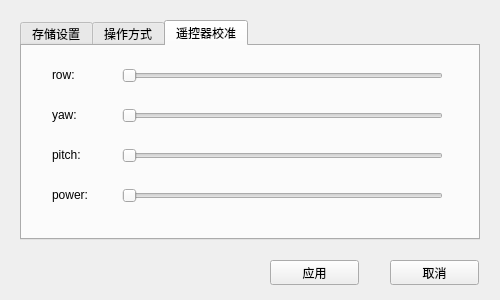
Qt form settingwidget.ui (MLu-huihui/Console) before a commit.
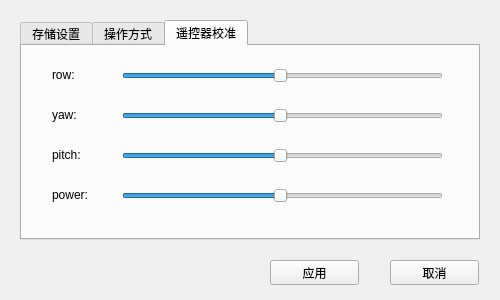
The same form after that commit. The open tabs and pages were chosen to show the change.

```diff
--- a/settingwidget.ui
+++ b/settingwidget.ui
@@ -184,6 +184,9 @@
        <height>16</height>
       </rect>
      </property>
+     <property name="value">
+      <number>49</number>
+     </property>
      <property name="orientation">
       <enum>Qt::Horizontal</enum>
      </property>
@@ -197,6 +200,9 @@
        <height>16</height>
       </rect>
      </property>
+     <property name="value">
+      <number>49</number>
+     </property>
      <property name="orientation">
       <enum>Qt::Horizontal</enum>
      </property>
@@ -210,6 +216,9 @@
        <height>16</height>
       </rect>
      </property>
+     <property name="value">
+      <number>49</number>
+     </property>
      <property name="orientation">
       <enum>Qt::Horizontal</enum>
      </property>
@@ -223,6 +232,9 @@
        <height>16</height>
       </rect>
      </property>
+     <property name="value">
+      <number>49</number>
+     </property>
      <property name="orientation">
       <enum>Qt::Horizontal</enum>
      </property>
```
Left out of the diff: 13 changed lines with no effect on the pictures.
